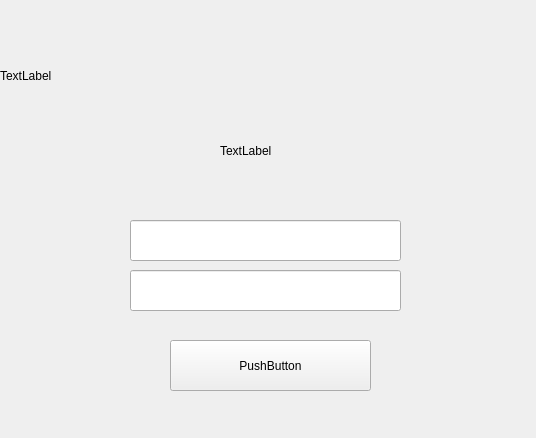
First picture: the form in login.ui, repository SHIDi233/DBMS, before the edit.
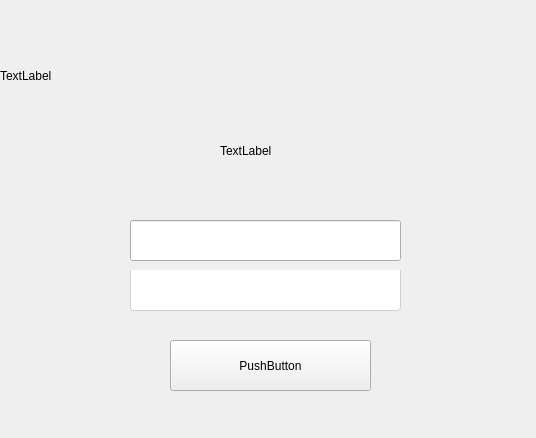
Second picture: the form after the edit.

Commit message: 界面优化

What changed in the file:
```diff
--- a/login.ui
+++ b/login.ui
@@ -49,6 +49,16 @@
       <height>41</height>
      </rect>
     </property>
+    <property name="styleSheet">
+     <string notr="true">background:white;
+    padding-left:5px ;
+	padding-top:1px ;
+    border-bottom-left-radius:3px;
+    border-bottom-right-radius:3px;
+	border: 1px solid rgb(209 , 209 , 209);
+    border-top:transparent;
+</string>
+    </property>
    </widget>
    <widget class="QLineEdit" name="lineEdit_2">
     <property name="geometry">
```
The commit also changes 3 other files.
